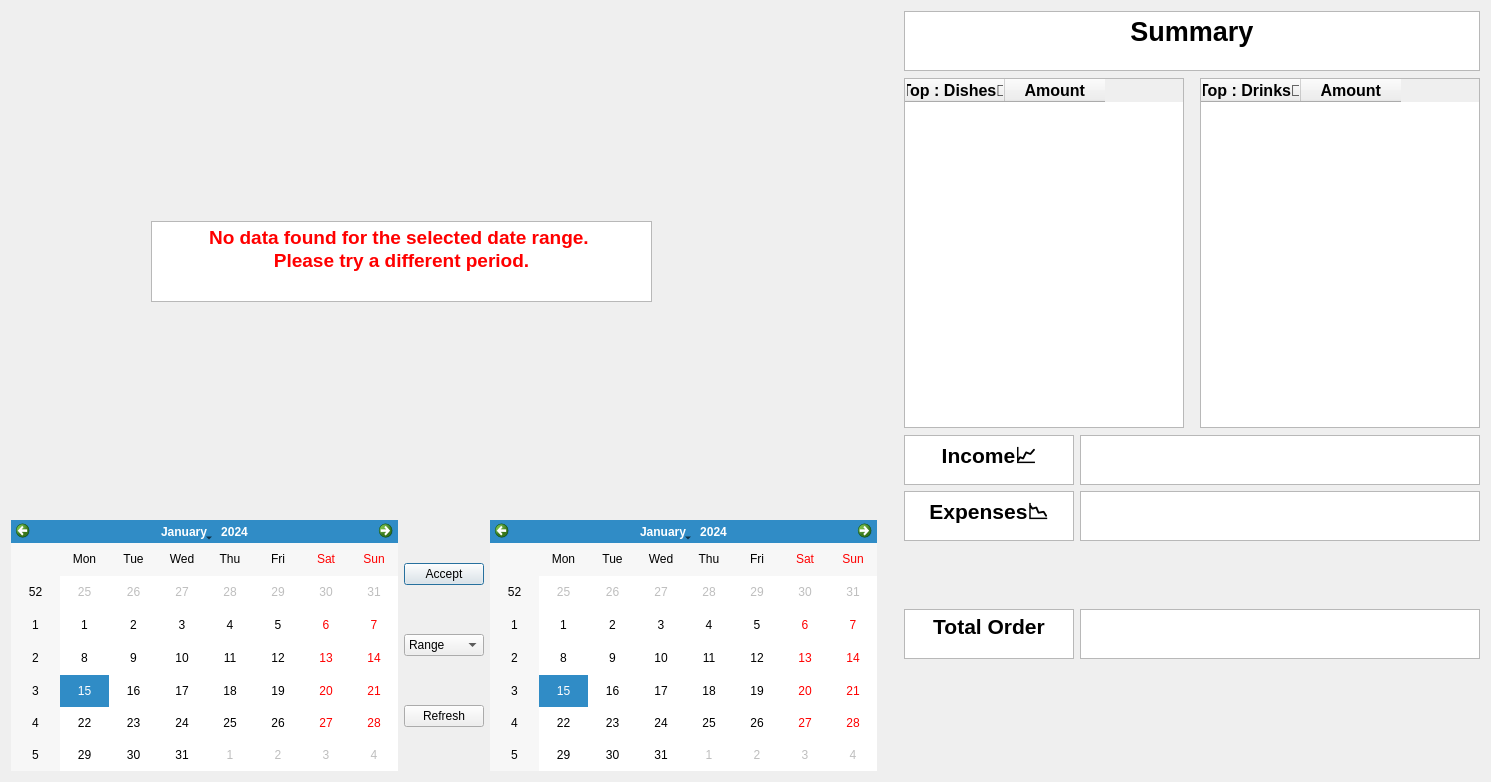
Old version of the form ui/analysis.ui in the repository sriv95/Restaurant-Management.
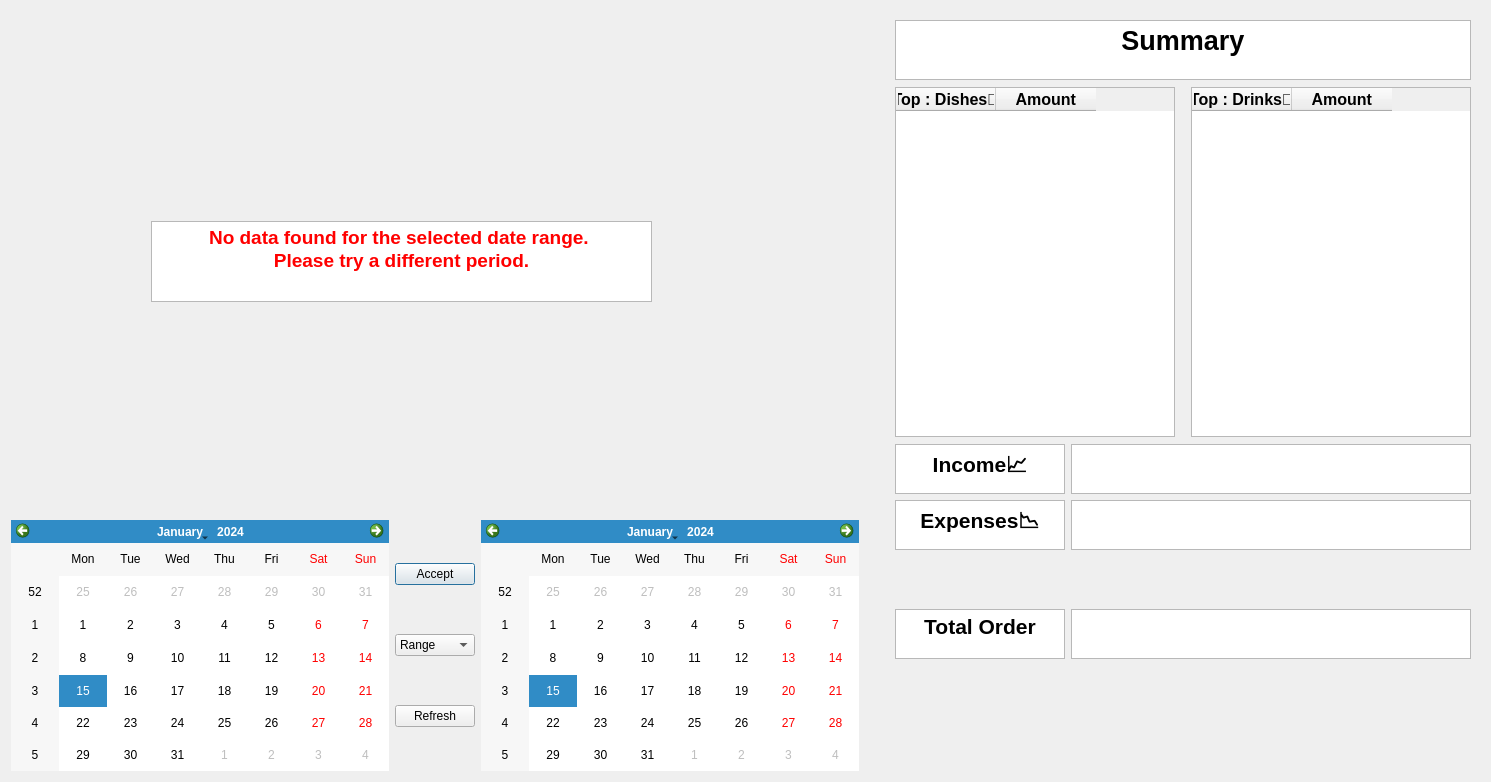
New version of the form.

Commit message: Widget_jsoncheck_setFixedSize

```diff
--- a/ui/analysis.ui
+++ b/ui/analysis.ui
@@ -150,6 +150,7 @@
        <number>0</number>
       </property>
       <item>
+       <widget class="QWidget" name="verticalWidget" native="true">
        <layout class="QVBoxLayout" name="verticalLayout">
         <item>
          <widget class="QTextEdit" name="text_Summary">
@@ -540,6 +541,7 @@
          </spacer>
         </item>
        </layout>
+       </widget>
       </item>
      </layout>
     </widget>
```
Lines whose indentation alone changed are shown as unchanged. The commit also changes 2 other files.
